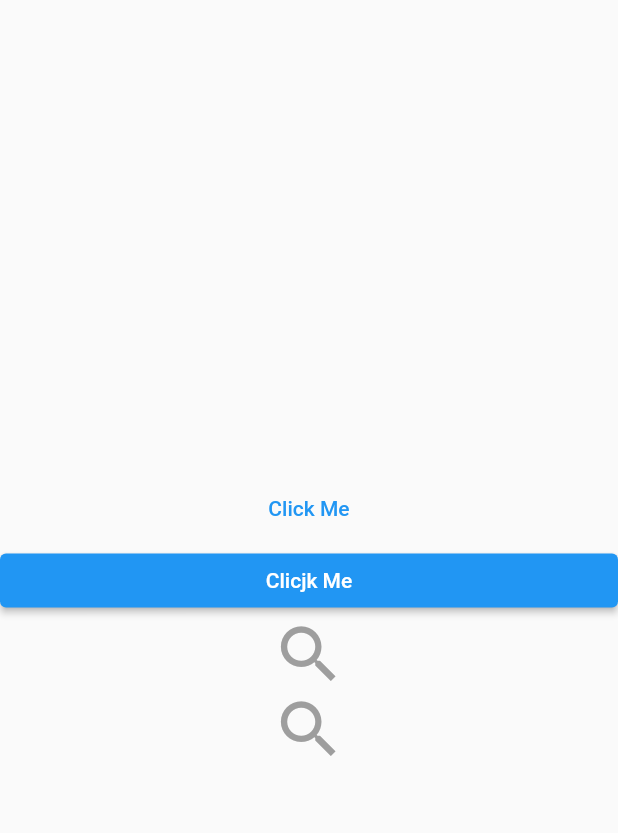
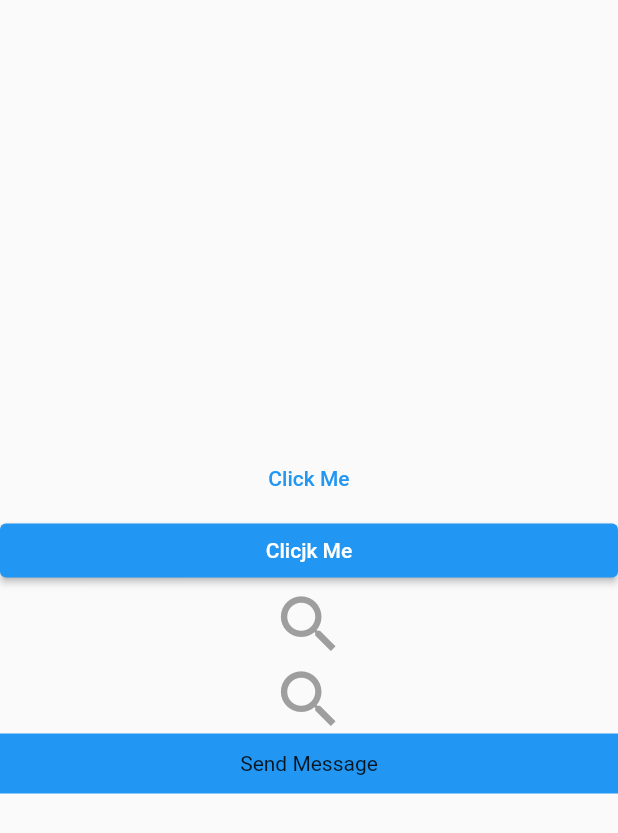
Before and after one commit to rabinacharya11/45-Days-Flutter-Bootcamp, a Flutter app: the screen it shows after launch, on a phone screen of 412 x 824 dp. Shown: the top 833 px of the screen. Run offline on Flutter 3.47's test engine with Material 2 defaults, Android fonts, the phone set to English and light mode, and no system bars.

Commit message:
inkwell  widget

```diff
--- a/flutter_tut/lib/main.dart
+++ b/flutter_tut/lib/main.dart
@@ -69,6 +69,25 @@
                 color: Colors.grey,
               ),
             ),
+            InkWell(
+              onLongPress: () {
+                print("Long Presssed on container");
+              },
+              onDoubleTap: () {
+                print("double tapped on container");
+              },
+              onTap: () {
+                print("Tapped on container");
+              },
+              child: Container(
+                color: Colors.blue,
+                height: 40,
+                width: 200,
+                child: Center(child: Text("Send Message")),
+              ),
+            ),
+
+
           ],
         ),
       ),
```
